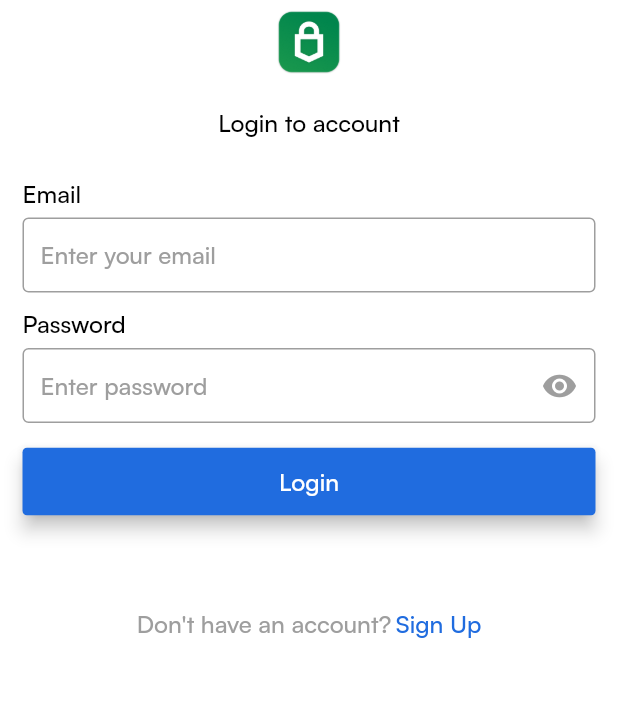
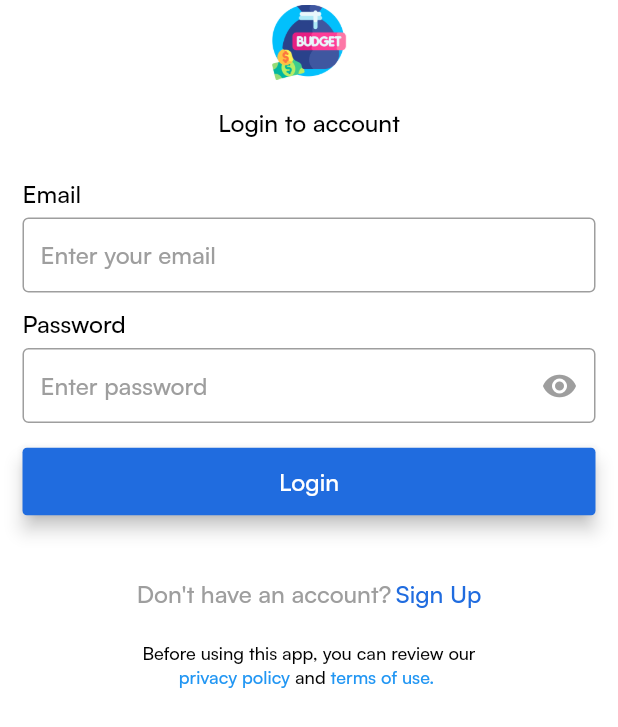
Before and after one commit to SheriffOladejo/expense_management, a Flutter app: the ExpenseGetStarted screen opened directly, after a tap on "Create an account", after a tap on "Get Started", after a tap on "Log in", on a phone screen of 412 x 824 dp. Shown: the top 727 px of the screen. Run offline on Flutter 3.47's test engine with Material 2 defaults, Android fonts, the phone set to English and light mode, and no system bars; our stand-ins replace connectivity_plus, firebase_core, firebase_database, fl_chart, fluttertoast, infinite_scroll_pagination and 3 more; missing offline and left inert: bip39, candlesticks; accounts and stored records are empty.

Commit message:
default commit

```diff
--- a/lib/adapters/category_adapter.dart
+++ b/lib/adapters/category_adapter.dart
@@ -49,7 +49,7 @@ class _CategoryAdapterState extends State<CategoryAdapter> {
         ),
         margin: const EdgeInsets.only(left: 5, right: 5),
         width: 80,
-        height: 50,
+        height: 60,
         padding: const EdgeInsets.all(5),
         child: Column(
           children: [
--- a/lib/views/allocate_budget.dart
+++ b/lib/views/allocate_budget.dart
@@ -153,6 +153,7 @@ class _AllocateBudgetState extends State<AllocateBudget> {
     categoryList.removeWhere((element) {
       return element.id == id;
     });
+    await db_helper.deleteCategory(id);
     DatabaseReference databaseReference = FirebaseDatabase.instance.ref().child('data/users/${user.id}/categories/$id');
     setState(() {
 
--- a/lib/views/expense_get_started.dart
+++ b/lib/views/expense_get_started.dart
@@ -20,7 +20,8 @@ class _ExpenseGetStartedState extends State<ExpenseGetStarted> {
       appBar: AppBar(
         elevation: 0,
         backgroundColor: HexColor("#206CDF"),
-        title: Image.asset("assets/images/_icon.png", width: 50, height: 50,),
+        title: Image.asset("assets/images/logo.png", width: 50, height: 50,),
+        centerTitle: false,
       ),
       body: Container(
         width: MediaQuery.of(context).size.width,
@@ -28,10 +29,10 @@ class _ExpenseGetStartedState extends State<ExpenseGetStarted> {
         padding: const EdgeInsets.all(15),
         color: HexColor("#206CDF"),
         child: Column(
+          crossAxisAlignment: CrossAxisAlignment.start,
           children: [
             Row(
               children: [
-                Spacer(),
                 Image.asset("assets/images/pie.png", width: 160, height: 160,),
                 Container(width: 20,),
               ],
@@ -51,16 +52,13 @@ class _ExpenseGetStartedState extends State<ExpenseGetStarted> {
             Container(
               height: 10,
             ),
-            Padding(
-              padding: const EdgeInsets.only(left: 20),
-              child: Text(
+            Text(
               "Budget, Track and manage your finances effortlessly",
               style: TextStyle(
                 color: Colors.white,
                 fontFamily: 'satoshi-medium',
                 fontWeight: FontWeight.w500,
                 fontSize: 16,
-                ),
               ),
             ),
           ],
--- a/lib/views/login.dart
+++ b/lib/views/login.dart
@@ -11,6 +11,7 @@ import 'package:expense_management/views/new_budget.dart';
 import 'package:expense_management/views/select_currency.dart';
 import 'package:firebase_database/firebase_database.dart';
 import 'package:flutter/material.dart';
+import 'package:url_launcher/url_launcher.dart';
 
 class Login extends StatefulWidget {
 
@@ -39,7 +40,7 @@ class _LoginState extends State<Login> {
       appBar: AppBar(
         elevation: 0,
         backgroundColor: Colors.white,
-        title: Image.asset("assets/images/_icon.png", width: 50, height: 50,),
+        title: Image.asset("assets/images/logo.png", width: 50, height: 50,),
         centerTitle: true,
       ),
       body: Form(
@@ -204,41 +205,6 @@ class _LoginState extends State<Login> {
                     ),
                   ),
                 ),
-                Container(height: 20,),
-                // Padding(
-                //   padding: const EdgeInsets.only(left: 0, right: 0),
-                //   child: MaterialButton(
-                //     minWidth: MediaQuery.of(context).size.width,
-                //     height: 45,
-                //     color: HexColor("#ffffff"),
-                //     onPressed: () {
-                //
-                //     },
-                //     shape: RoundedRectangleBorder(
-                //       borderRadius: BorderRadius.all(Radius.circular(3)),
-                //       side: BorderSide(
-                //         color: HexColor("#206CDF"),
-                //         width: 1.0,
-                //       ),
-                //     ),
-                //     elevation: 5,
-                //     child: Row(
-                //       mainAxisSize: MainAxisSize.min,
-                //       children: [
-                //         Container(width: 10,),
-                //         Image.asset("assets/images/google.png", width: 24, height: 24,),
-                //         Container(width: 10,),
-                //         const Text("Login with Google", style: TextStyle(
-                //           color: Colors.black,
-                //           fontFamily: 'inter-medium',
-                //           fontSize: 16,
-                //           fontWeight: FontWeight.w500,
-                //         ),),
-                //         Container(width: 10,),
-                //       ],
-                //     ),
-                //   ),
-                // ),
                 Container(height: 40,),
                 Row(
                   mainAxisAlignment: MainAxisAlignment.center,
@@ -263,6 +229,77 @@ class _LoginState extends State<Login> {
                       ),),
                     ),
                   ],
+                ),
+                Container(height: 20,),
+                Container(
+                    alignment: Alignment.centerLeft,
+                    child: Column(
+                      children: [
+                        Row(
+                          mainAxisAlignment: MainAxisAlignment.center,
+                          children: const [
+                            Text(
+                              "Before using this app, you can review our",
+                              style: TextStyle(
+                                fontSize: 12,
+                                fontFamily: 'satoshi-medium',
+                                color: Colors.black,
+                              ),
+                            ),
+                          ],
+                        ),
+                        Row(
+                          mainAxisAlignment: MainAxisAlignment.center,
+                          children: [
+                            GestureDetector(
+                              onTap: () async {
+                                var url = "https://docs.google.com/document/d/1guzj0NLZgtUnSX-O5nEMXdzyFj71uflkrbC39-bIUFk/edit?usp=sharing";
+                                if(await canLaunch(url)){
+                                  await launch(url);
+                                }
+                                else{
+                                  showToast("Cannot launch URL");
+                                }
+                              },
+                              child: const Text(
+                                "privacy policy ",
+                                style: TextStyle(
+                                  fontSize: 12,
+                                  fontFamily: 'satoshi-medium',
+                                  color: Colors.blue,
+                                ),
+                              ),
+                            ),
+                            const Text(
+                              "and ",
+                              style: TextStyle(
+                                fontSize: 12,
+                                fontFamily: 'satoshi-medium',
+                                color: Colors.black,
+                              ),
+                            ),
+                            GestureDetector(
+                              onTap: () async {
+                                var url = "https://docs.google.com/document/d/1E4gsoIfHJfkSBoz1VOcFdSMlKX8haWL4On8vH-_QtuY/edit?usp=sharing";
+                                if(await canLaunch(url)){
+                                  await launch(url);
+                                }
+                                else{
+                                  showToast("Cannot launch URL");
+                                }
+                              },
+                              child: const Text(
+                                "terms of use. ",
+                                style: TextStyle(
+                                  fontSize: 12,
+                                  fontFamily: 'satoshi-medium',
+                                  color: Colors.blue,
+                                ),
+                              ),
+                            ),
+                          ],
+                        )
+                      ],)
                 ),
               ],
             ),
@@ -373,10 +410,14 @@ class _LoginState extends State<Login> {
       showToast("Account not found");
     }
     else {
+      if (user.currency == '' || user.currency == null) {
+        Navigator.pushReplacement(context, MaterialPageRoute(builder: (context) => SelectCurrency()));
+      }
       if (budget != null) {
         await dbHelper.getActivityFB(budget.id);
+        Navigator.pushReplacement(context, MaterialPageRoute(builder: (context) => ExpenseBottomNav()));
       }
-      Navigator.pushReplacement(context, MaterialPageRoute(builder: (context) => ExpenseBottomNav()));
+
     }
 
     setState(() {
--- a/lib/views/select_currency.dart
+++ b/lib/views/select_currency.dart
@@ -195,12 +195,14 @@ class _SelectCurrencyDialogState extends State<SelectCurrencyDialog> {
       title: const Text('Choose your currency'),
       content: Container(
         height: MediaQuery.of(context).size.height,
+        width: MediaQuery.of(context).size.width,
         child: Column(
           mainAxisSize: MainAxisSize.min,
           children: [
             const Divider(),
             Container(
-              height: MediaQuery.of(context).size.height - 260,
+              height: MediaQuery.of(context).size.height - 350,
+              width: MediaQuery.of(context).size.width,
               child: ListView.builder(
                 shrinkWrap: true,
                 itemCount: currencies.length,
--- a/lib/views/wallet_splash.dart
+++ b/lib/views/wallet_splash.dart
@@ -42,7 +42,7 @@ class _WalletSplashState extends State<WalletSplash> {
           crossAxisAlignment: CrossAxisAlignment.center,
           mainAxisAlignment: MainAxisAlignment.center,
           children: [
-            Image.asset("assets/images/_icon.png", width: 100, height: 100,),
+            Image.asset("assets/images/logo.png", width: 100, height: 100,),
           ],
         ),
       ),
--- a/pubspec.yaml
+++ b/pubspec.yaml
@@ -2,7 +2,7 @@ name: expense_management
 description: A new Flutter project.
 publish_to: 'none' # Remove this line if you wish to publish to pub.dev
 
-version: 1.0.0+1
+version: 1.0.1+2
 
 environment:
   sdk: '>=2.7.0 <3.0.0'
@@ -36,6 +36,7 @@ dev_dependencies:
 flutter_icons:
   android: "launcher_icon"
   ios: true
+  remove_alpha_ios: true
   image_path: "assets/images/_icon.png"
   min_sdk_android: 21
 
```
Also changed, not shown: lib/adapters/expense_analytics_adapter.dart (+20 -18 lines), lib/utils/db_helper.dart (+12 -6 lines), lib/views/create_account.dart (+25 -0 lines), lib/views/enter_amount.dart (+4 -4 lines), lib/views/expense_settings_screen.dart (+12 -9 lines), lib/views/home_page.dart (+7 -2 lines), assets/images/_icon.png, assets/images/logo.png (added), 20 other files. Lines whose indentation alone changed are shown as unchanged.
